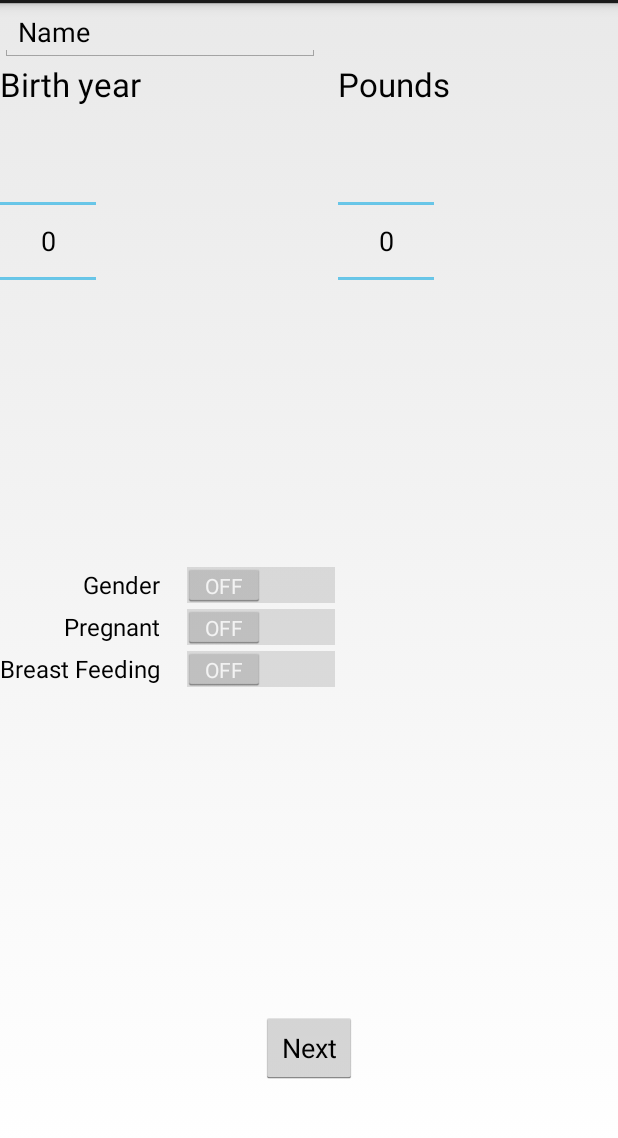
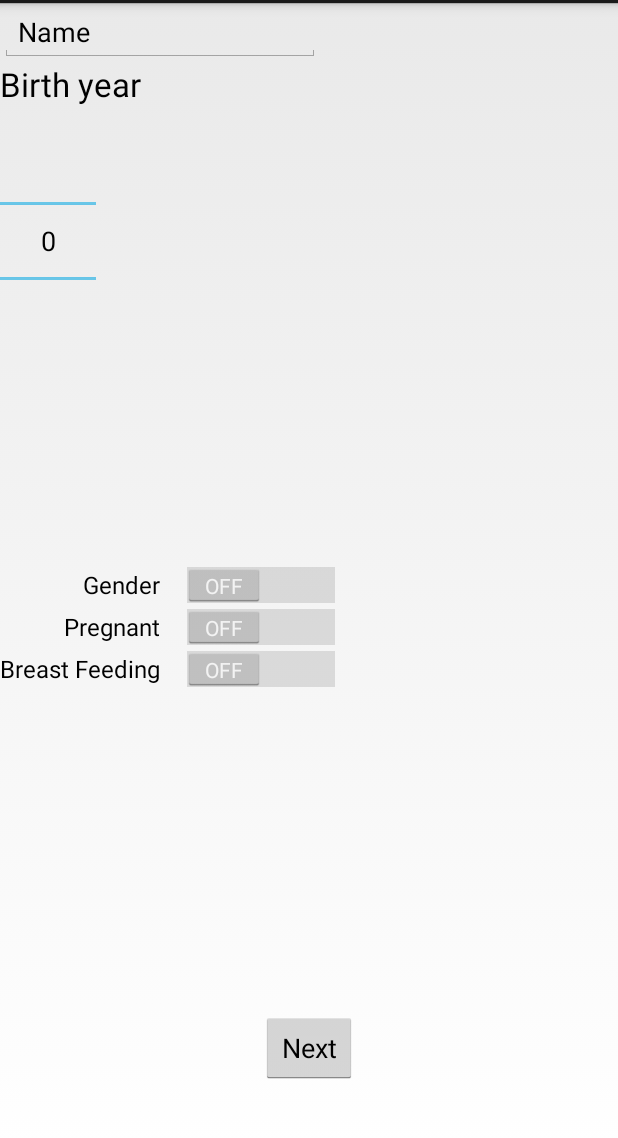
Before and after one commit to xiaoqin2012/nutrition1, an Android app: the layout activity_enter_user_data.xml on its own in the app's theme, with its tools: preview values and no code run, on a phone screen of 412 x 824 dp, the part 69-1207 px from its top. Run offline under Robolectric (Android 15) with nearby library versions, the light colour scheme and no system bars.

Commit message:
clean up user profile settings

```diff
--- a/NutritionTracker/NutritionTracker/app/build.gradle
+++ b/NutritionTracker/NutritionTracker/app/build.gradle
@@ -7,7 +7,7 @@ android {
     defaultConfig {
         minSdkVersion 16
         targetSdkVersion 19
-        versionCode 3
+        versionCode 4
         versionName "0.7"
     }
 
--- a/NutritionTracker/NutritionTracker/app/src/main/AndroidManifest.xml
+++ b/NutritionTracker/NutritionTracker/app/src/main/AndroidManifest.xml
@@ -1,8 +1,8 @@
 <?xml version="1.0" encoding="utf-8"?>
 <manifest xmlns:android="http://schemas.android.com/apk/res/android"
     package="net.tigerparents.nut"
-    android:versionCode="2"
-    android:versionName="0.6">
+    android:versionCode="4"
+    android:versionName="0.7">
 
     <application
         android:name="net.tigerparents.nut.NutritionTrackerApp"
--- a/NutritionTracker/NutritionTracker/app/src/main/java/net/tigerparents/nut/EnterUserData2.java
+++ b/NutritionTracker/NutritionTracker/app/src/main/java/net/tigerparents/nut/EnterUserData2.java
@@ -39,10 +39,10 @@ public class EnterUserData2 extends Activity implements AdapterView.OnItemSelect
         Spinner activitySpinner = (Spinner) findViewById(R.id.activity_spinner);
         _height_picker.setMinValue(12);
         _height_picker.setMaxValue(100);
-        _height_picker.setValue(60);
+        _height_picker.setValue(UIUtils.s_PP.getHeight());
         _weight_picker.setMinValue(20);
-        _weight_picker.setMinValue(500);
-        _weight_picker.setValue(100);
+        _weight_picker.setMaxValue(500);
+        _weight_picker.setValue((int) UIUtils.s_PP.getWeight());
         ArrayAdapter<CharSequence> adapter = ArrayAdapter.createFromResource(this,
                 R.array.activity_levels, android.R.layout.simple_spinner_item);
         // Specify the layout to use when the list of choices appears
--- a/NutritionTracker/NutritionTracker/app/src/main/res/layout/activity_enter_user_data.xml
+++ b/NutritionTracker/NutritionTracker/app/src/main/res/layout/activity_enter_user_data.xml
@@ -67,21 +67,4 @@
         android:onClick="userSave"
         android:text="Next" />
 
-    <TextView
-        android:id="@+id/textView2"
-        android:layout_width="wrap_content"
-        android:layout_height="wrap_content"
-        android:layout_alignLeft="@+id/weightPicker"
-        android:layout_alignStart="@+id/weightPicker"
-        android:layout_below="@+id/name"
-        android:text="Pounds"
-        android:textAppearance="?android:attr/textAppearanceLarge" />
-
-    <NumberPicker
-        android:id="@+id/weightPicker"
-        android:layout_width="wrap_content"
-        android:layout_height="wrap_content"
-        android:layout_alignTop="@+id/birthYear"
-        android:layout_toRightOf="@+id/lactate" />
-
 </RelativeLayout>
```
Also changed, not shown: NutritionTracker/NutritionTracker/app/src/main/java/net/tigerparents/nut/EnterUserData.java (+15 -14 lines), 1 other file.
